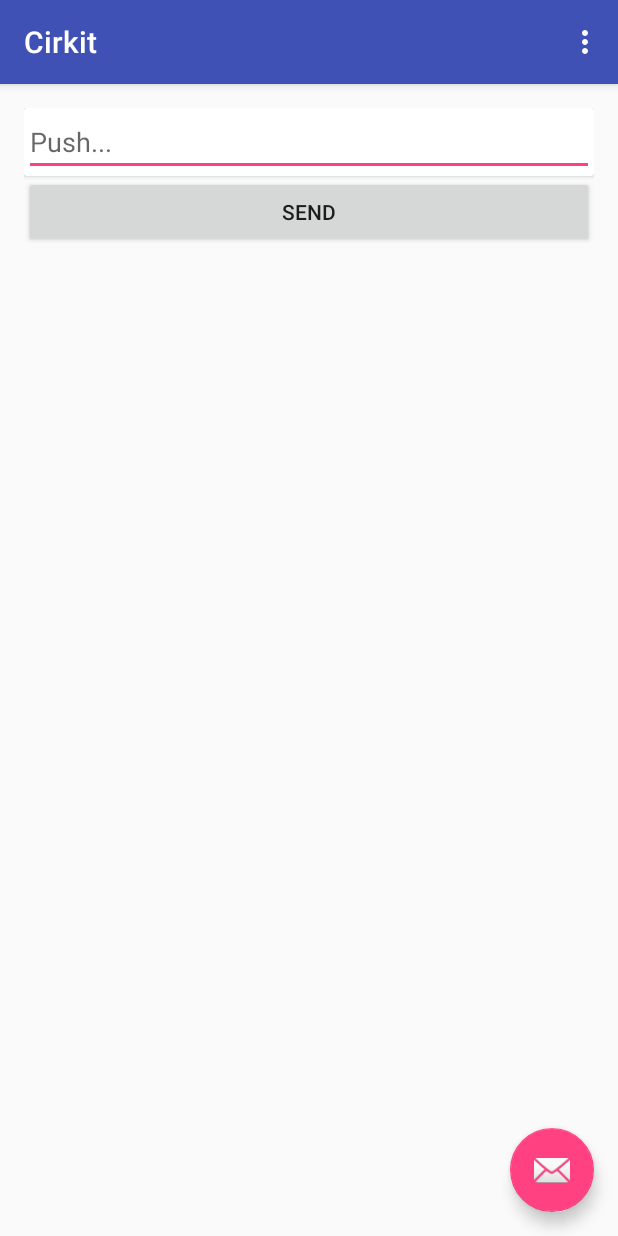
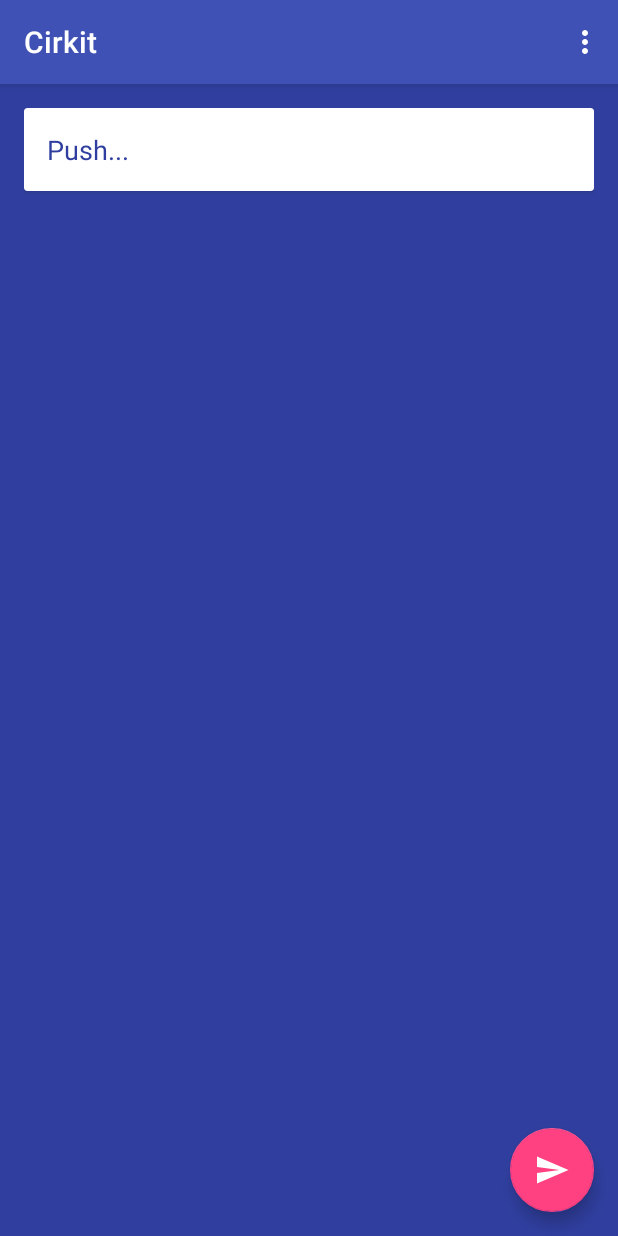
Before and after one commit to TheNightmanCodeth/cirkit-android, an Android app: the screen it shows after launch (MainActivity), on a phone screen of 412 x 824 dp. Run offline under Robolectric (Android 15) with nearby library versions, the light colour scheme and no system bars.

Commit message:
UI tweaks

```diff
--- a/app/src/main/java/me/thenightmancodeth/cirkit/MainActivity.java
+++ b/app/src/main/java/me/thenightmancodeth/cirkit/MainActivity.java
@@ -48,35 +48,31 @@
         Toolbar toolbar = (Toolbar) findViewById(R.id.toolbar);
         setSupportActionBar(toolbar);
 
+        final EditText pushET = (EditText)findViewById(R.id.pushET);
         FloatingActionButton fab = (FloatingActionButton) findViewById(R.id.fab);
         fab.setOnClickListener(new View.OnClickListener() {
             @Override
             public void onClick(View view) {
-
-            }
-        });
-
-        final EditText pushET = (EditText)findViewById(R.id.pushET);
-        Button pushButton = (Button)findViewById(R.id.pushButton);
-        pushButton.setOnClickListener(new View.OnClickListener() {
-            @Override
-            public void onClick(View view) {
                 String pushString = pushET.getText().toString();
+                if (pushString.equals("")) {
+                    makeSnackBar("Push cannot be null!");
+                } else {
                     Cirkit cirkit = new Cirkit();
                     Call<Push> call = cirkit.getSi().sendPush(new Push(pushString));
                     call.enqueue(new Callback<Push>() {
                         @Override
                         public void onResponse(Call<Push> call, Response<Push> response) {
                             makeSnackBar("Push successful!");
-                        Log.i(TAG, "Response was: " +response);
+                            Log.i(TAG, "Response was: " + response);
                         }
 
                         @Override
                         public void onFailure(Call<Push> call, Throwable t) {
-                        Log.d(TAG, "ERROR: " +t);
+                            Log.d(TAG, "ERROR: " + t);
 
                         }
                     });
+                }
             }
         });
         startCirkitAndRegisterTimer();
--- /dev/null
+++ b/app/src/main/res/drawable/ic_send_black_24dp.xml
@@ -0,0 +1,9 @@
+<vector xmlns:android="http://schemas.android.com/apk/res/android"
+        android:width="24dp"
+        android:height="24dp"
+        android:viewportWidth="24.0"
+        android:viewportHeight="24.0">
+    <path
+        android:fillColor="#FFFFFFFF"
+        android:pathData="M2.01,21L23,12 2.01,3 2,10l15,2 -15,2z"/>
+</vector>
--- a/app/src/main/res/layout/activity_main.xml
+++ b/app/src/main/res/layout/activity_main.xml
@@ -29,6 +29,6 @@
         android:layout_height="wrap_content"
         android:layout_gravity="bottom|end"
         android:layout_margin="@dimen/fab_margin"
-        app:srcCompat="@android:drawable/ic_dialog_email" />
+        app:srcCompat="@drawable/ic_send_black_24dp" />
 
 </android.support.design.widget.CoordinatorLayout>
--- a/app/src/main/res/layout/content_main.xml
+++ b/app/src/main/res/layout/content_main.xml
@@ -9,6 +9,7 @@
     android:paddingLeft="@dimen/activity_horizontal_margin"
     android:paddingRight="@dimen/activity_horizontal_margin"
     android:paddingTop="@dimen/activity_vertical_margin"
+    android:background="@color/colorPrimaryDark"
     app:layout_behavior="@string/appbar_scrolling_view_behavior"
     tools:context="me.thenightmancodeth.cirkit.MainActivity"
     tools:showIn="@layout/activity_main">
@@ -16,19 +17,17 @@
     <android.support.v7.widget.CardView
         android:id="@+id/ETCard"
         android:layout_width="match_parent"
-        android:layout_height="wrap_content">
+        android:layout_height="wrap_content"
+        android:elevation="10dp"
+        android:background="@color/cardview_light_background">
         <EditText
             android:id="@+id/pushET"
+            android:padding="15dp"
             android:layout_width="match_parent"
             android:layout_height="wrap_content"
+            android:textColorHint="@color/colorPrimaryDark"
+            android:background="@android:color/transparent"
             android:hint="Push..."/>
     </android.support.v7.widget.CardView>
 
-    <Button
-        android:id="@+id/pushButton"
-        android:layout_below="@id/ETCard"
-        android:text="Send"
-        android:layout_width="match_parent"
-        android:layout_height="wrap_content" />
-
 </RelativeLayout>
```
Lines whose indentation alone changed are shown as unchanged.
